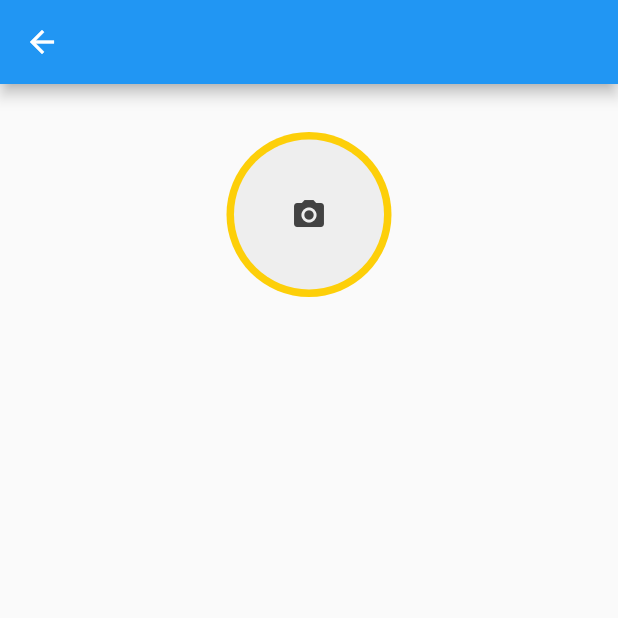
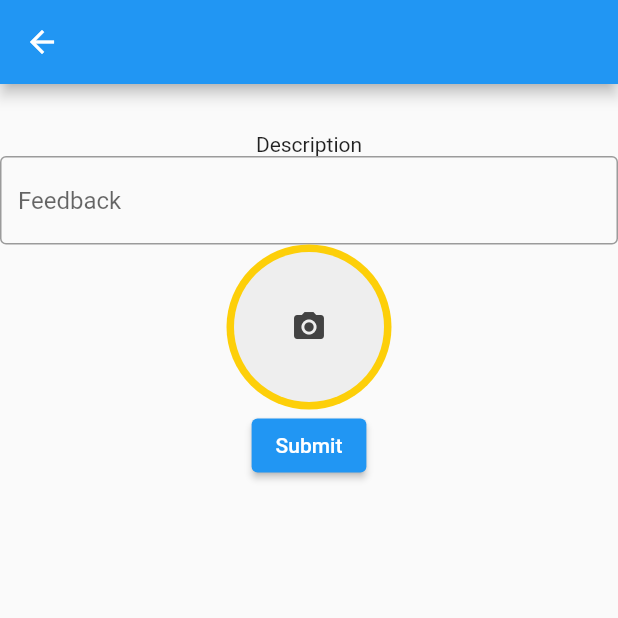
Before and after one commit to dia1128/stuttering_capture, a Flutter app: the ShowMessage screen opened directly, on a phone screen of 412 x 824 dp, the top half of it. Run offline on Flutter 3.47's test engine with Material 2 defaults, Android fonts, the phone set to English and light mode, and no system bars; our stand-ins replace camera, image_picker.

```diff
--- a/lib/main.dart
+++ b/lib/main.dart
@@ -188,6 +188,7 @@ class ShowMessage extends StatefulWidget {
 class _ShowMessageState extends State<ShowMessage> {
 
   File image;
+  ImagePicker imagePicker = ImagePicker();
   @override
   Widget build(BuildContext context) {
     /*return Scaffold(
@@ -222,6 +223,16 @@ class _ShowMessageState extends State<ShowMessage> {
           SizedBox(
             height: 32,
           ),
+          Column(
+
+            children: [
+              Text("Description"),
+              TextField(
+                decoration: InputDecoration(
+                  border: OutlineInputBorder(),
+                  hintText: 'Feedback',
+                ),
+              ),
               Center(
                 child: GestureDetector(
                   onTap: () {
@@ -253,6 +264,20 @@ class _ShowMessageState extends State<ShowMessage> {
                     ),
                   ),
                 ),
+
+
+              ),
+              ElevatedButton(
+                style: ButtonStyle(
+                  //foregroundColor: MaterialStateProperty.all<Color>(Colors.blue),
+                ),
+                onPressed: () {
+
+                },
+                child: const Text('Submit'),
+              ),
+
+            ],
           )
         ],
       ),
@@ -262,23 +287,31 @@ class _ShowMessageState extends State<ShowMessage> {
 
   /// Get from Camera and gallery
   _imgFromCamera() async {
-    File image = await ImagePicker.pickImage(
+    PickedFile image = await imagePicker.getImage(
         source: ImageSource.camera, imageQuality: 50
+
+
     );
-
+    if (image != null )
+    {
       setState(() {
-      image = image;
+        this.image = File(image.path);
       });
     }
 
+  }
+
   _imgFromGallery() async {
-    File image = await  ImagePicker.pickImage(
+    PickedFile image = await  imagePicker.getImage(
         source: ImageSource.gallery, imageQuality: 50
     );
 
+    if (image != null )
+    {
       setState(() {
-      image = image;
+        this.image = File(image.path);
       });
+    }
   }
 
   void _showPicker(context) {
--- a/pubspec.yaml
+++ b/pubspec.yaml
@@ -32,7 +32,7 @@ dependencies:
   path_provider:
 
   #The following adds the dependencies for image picker or uploading image.
-  image_picker: ^0.6.6+5
+  image_picker:
 
 
 dev_dependencies:
```
Also changed, not shown: 2 other files. Lines whose indentation alone changed are shown as unchanged.
